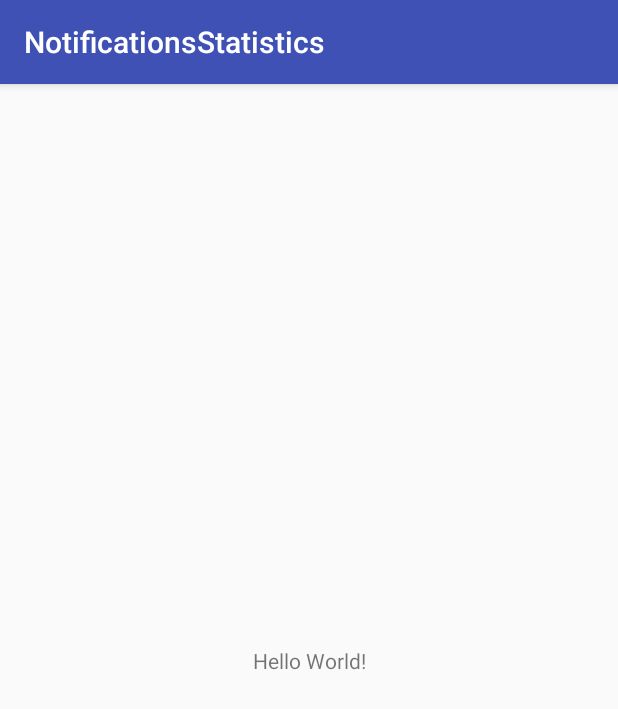
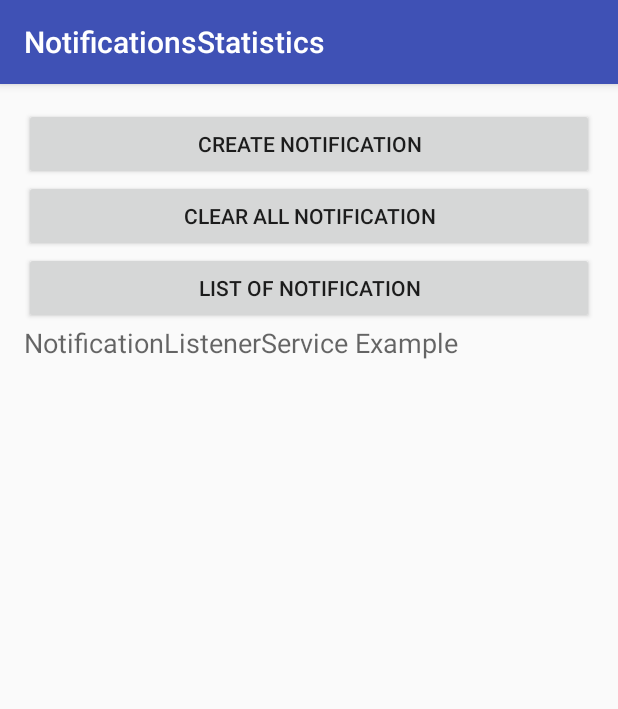
Before and after one commit to RohanJahagirdar/NotificationsStatistics, an Android app: the screen it shows after launch (MainActivity before the commit, HomeActivity after it), on a phone screen of 412 x 824 dp. Shown: the top 709 px of the screen. Run offline under Robolectric (Android 15) with nearby library versions, the phone set to English and light mode, and no system bars.

Commit message:
Intermediate Code. Does read all notification, and keep track based on the Source Application. Need to tie it correctly, use the UID acurately to avoid duplicate counting.

```diff
--- a/app/build.gradle
+++ b/app/build.gradle
@@ -24,12 +24,12 @@ android {
 }
 
 dependencies {
-    implementation fileTree(dir: 'libs', include: ['*.jar'])
+    implementation fileTree(include: ['*.jar'], dir: 'libs')
     implementation 'com.android.support:appcompat-v7:26.1.0'
     implementation 'com.android.support.constraint:constraint-layout:1.0.2'
     testImplementation 'junit:junit:4.12'
     androidTestImplementation('com.android.support.test.espresso:espresso-core:3.0.1', {
         exclude group: 'com.android.support', module: 'support-annotations'
     })
-    implementation"org.jetbrains.kotlin:kotlin-stdlib-jre7:$kotlin_version"
+    implementation "org.jetbrains.kotlin:kotlin-stdlib-jre7:$kotlin_version"
 }
--- /dev/null
+++ b/app/src/main/res/layout/activity_home.xml
@@ -0,0 +1,60 @@
+<RelativeLayout xmlns:android="http://schemas.android.com/apk/res/android"
+    xmlns:tools="http://schemas.android.com/tools"
+    android:layout_width="match_parent"
+    android:layout_height="match_parent"
+    android:paddingLeft="@dimen/activity_horizontal_margin"
+    android:paddingRight="@dimen/activity_horizontal_margin"
+    android:paddingTop="@dimen/activity_vertical_margin"
+    android:paddingBottom="@dimen/activity_vertical_margin"
+    tools:context=".MainActivity">
+
+    <Button
+        android:layout_width="wrap_content"
+        android:layout_height="wrap_content"
+        android:text="Create Notification"
+        android:id="@+id/btnCreateNotify"
+        android:onClick="buttonClicked"
+        android:layout_alignParentTop="true"
+        android:layout_alignParentLeft="true"
+        android:layout_alignParentRight="true"/>
+
+
+
+    <Button
+        android:layout_width="wrap_content"
+        android:layout_height="wrap_content"
+        android:text="Clear All Notification"
+        android:id="@+id/btnClearNotify"
+        android:onClick="buttonClicked"
+        android:layout_below="@+id/btnCreateNotify"
+        android:layout_alignLeft="@+id/btnCreateNotify"
+        android:layout_alignRight="@+id/btnCreateNotify"/>
+
+    <ScrollView android:layout_width="match_parent"
+        android:layout_height="match_parent"
+        android:layout_alignParentBottom="true"
+        android:layout_alignRight="@+id/btnListNotify"
+        android:layout_below="@+id/btnListNotify"
+        android:layout_alignLeft="@+id/btnListNotify">
+
+        <TextView
+            android:layout_width="match_parent"
+            android:layout_height="wrap_content"
+            android:textAppearance="?android:attr/textAppearanceMedium"
+            android:text="NotificationListenerService Example"
+            android:id="@+id/textView"
+            />
+
+
+    </ScrollView>
+
+    <Button
+        android:layout_width="wrap_content"
+        android:layout_height="wrap_content"
+        android:text="List of Notification"
+        android:id="@+id/btnListNotify"
+        android:onClick="buttonClicked"
+        android:layout_below="@+id/btnClearNotify"
+        android:layout_alignLeft="@+id/btnClearNotify"
+        android:layout_alignRight="@+id/btnClearNotify"/>
+</RelativeLayout>
--- /dev/null
+++ b/app/src/main/res/values/dimens.xml
@@ -0,0 +1,6 @@
+<?xml version="1.0" encoding="utf-8"?>
+<resources>
+    <!-- Default screen margins, per the Android Design guidelines. -->
+    <dimen name="activity_horizontal_margin">16dp</dimen>
+    <dimen name="activity_vertical_margin">16dp</dimen>
+</resources>
```
Also changed, not shown: app/src/main/AndroidManifest.xml (+12 -1 lines), app/src/main/java/me/rohanjahagirdar/notificationsstatistics/HomeActivity.java (added, +166 -0 lines), app/src/main/java/me/rohanjahagirdar/notificationsstatistics/MainActivity.kt (+9 -0 lines), notificationsstatisticslibrary/src/main/AndroidManifest.xml (+12 -1 lines), notificationsstatisticslibrary/src/main/java/me/rohanjahagirdar/notificationsstatisticslibrary/NotificationsListener.java (added, +78 -0 lines), app/src/main/res/drawable-hdpi/ic_launcher.png (added), app/src/main/res/drawable-mdpi/ic_launcher.png (added), app/src/main/res/drawable-xhdpi/ic_launcher.png (added), app/src/main/res/drawable-xxhdpi/ic_launcher.png (added), app/src/main/res/drawable-xxxhdpi/ic_launcher.png (added).
